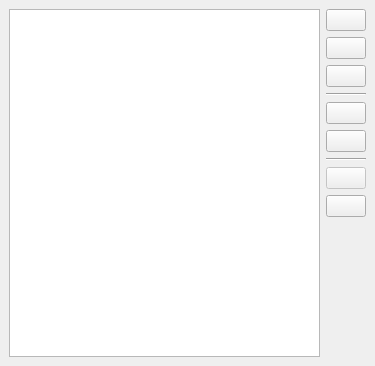
Above: macro-editor/editor.ui from fcitx/fcitx-unikey before the change. Below: the same form after it.
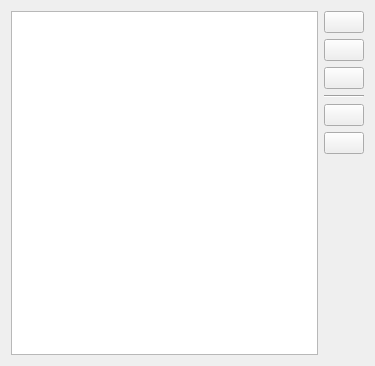
That is the form after the change. Icons and pictures are not drawn.

```diff
--- a/macro-editor/editor.ui
+++ b/macro-editor/editor.ui
@@ -1,7 +1,7 @@
 <?xml version="1.0" encoding="UTF-8"?>
 <ui version="4.0">
  <class>Editor</class>
- <widget class="QMainWindow" name="Editor">
+ <widget class="QWidget" name="Editor">
   <property name="geometry">
    <rect>
     <x>0</x>
@@ -16,7 +16,6 @@
   <property name="windowIcon">
    <iconset theme="fcitx-unikey"/>
   </property>
-  <widget class="QWidget" name="centralwidget">
    <layout class="QHBoxLayout" name="horizontalLayout">
     <item>
      <widget class="QTableView" name="macroTableView"/>
@@ -90,40 +89,6 @@
         </property>
        </widget>
       </item>
-      <item>
-       <widget class="Line" name="line_2">
-        <property name="orientation">
-         <enum>Qt::Horizontal</enum>
-        </property>
-       </widget>
-      </item>
-      <item>
-       <widget class="QPushButton" name="saveButton">
-        <property name="enabled">
-         <bool>false</bool>
-        </property>
-        <property name="text">
-         <string/>
-        </property>
-        <property name="icon">
-         <iconset theme="document-save">
-          <normaloff/>
-         </iconset>
-        </property>
-       </widget>
-      </item>
-      <item>
-       <widget class="QPushButton" name="exitButton">
-        <property name="text">
-         <string/>
-        </property>
-        <property name="icon">
-         <iconset theme="application-exit">
-          <normaloff/>
-         </iconset>
-        </property>
-       </widget>
-      </item>
       <item>
        <spacer name="verticalSpacer">
         <property name="orientation">
@@ -140,7 +105,6 @@
      </layout>
     </item>
    </layout>
-  </widget>
  </widget>
  <resources/>
  <connections/>
```
Left out of the diff: 4 changed lines with no effect on the pictures. Lines whose indentation alone changed are shown as unchanged.
